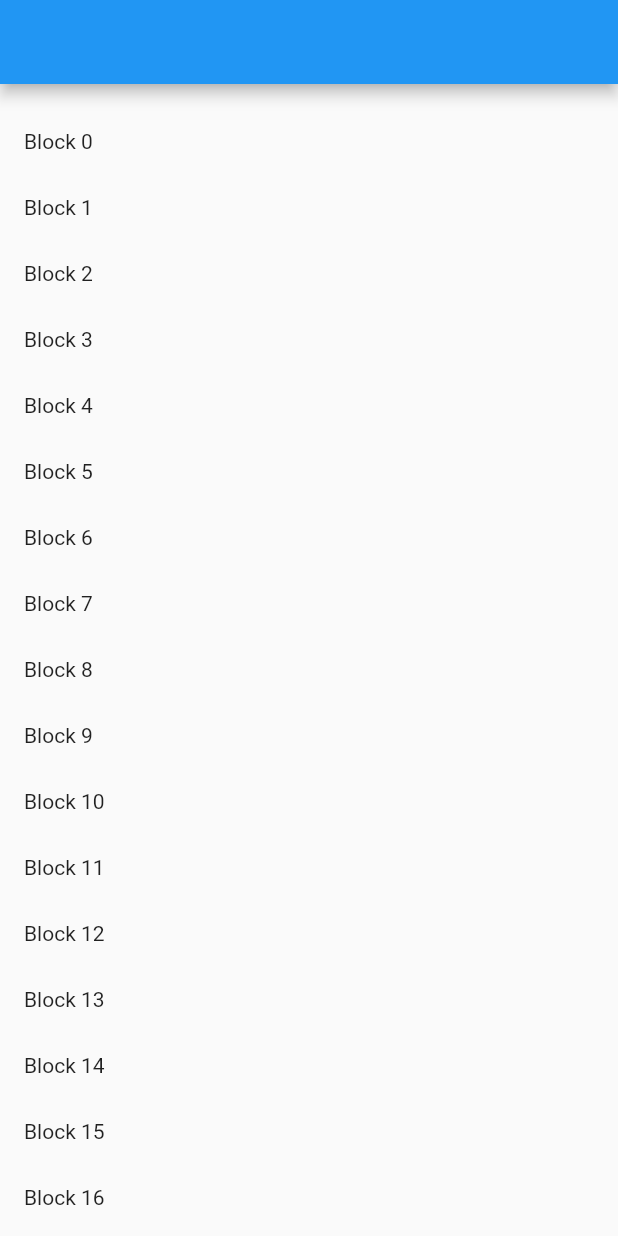
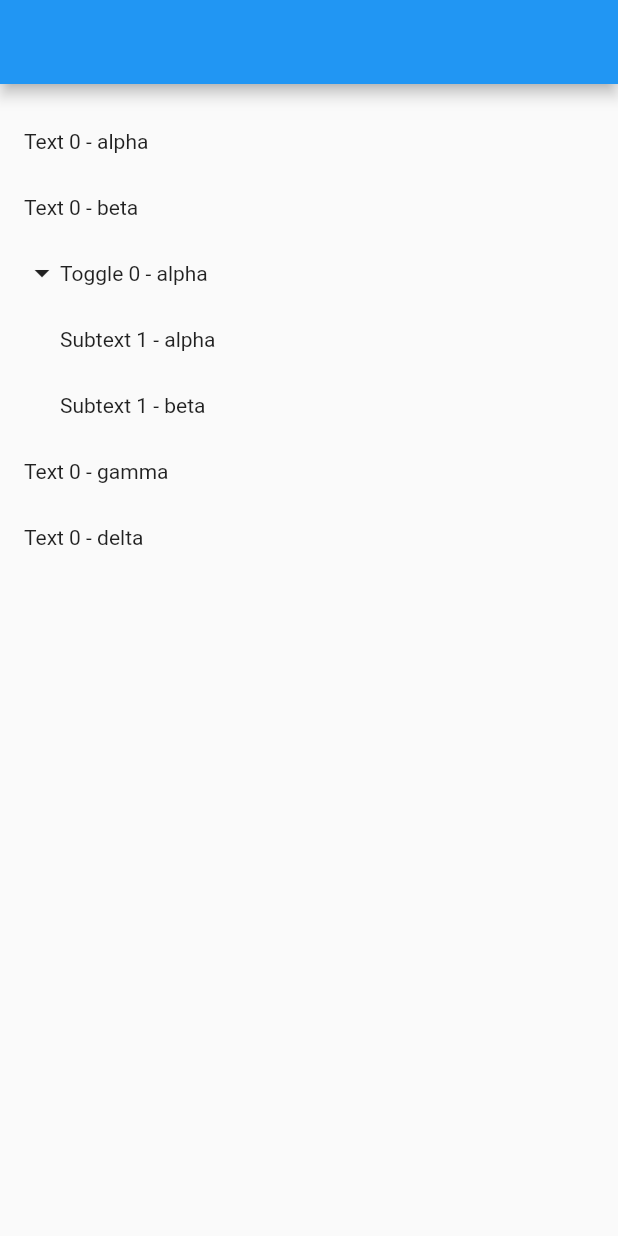
Before and after one commit to MagTuxGit/reordable_expandable_list, a Flutter app: the screen it shows after launch, on a phone screen of 412 x 824 dp. Run offline on Flutter 3.47's test engine with Material 2 defaults, Android fonts, the phone set to English and light mode, and no system bars; our stand-ins replace nanoid.

Commit message:
block nodes model

```diff
--- a/lib/drop_test.dart
+++ b/lib/drop_test.dart
@@ -1,6 +1,8 @@
 import 'dart:math';
 
 import 'package:flutter/material.dart';
+
+import 'model.dart';
 
 class TestDND extends StatefulWidget {
   const TestDND({super.key});
@@ -10,11 +12,17 @@ class TestDND extends StatefulWidget {
 }
 
 class _TestDNDState extends State<TestDND> {
-  List<String> blocks = List.generate(20, (index) => 'Block $index');
+  List<BlockNode> blockNodes = [];
 
   final _listViewKey = GlobalKey<AnimatedListState>();
   final ScrollController _scrollController = ScrollController();
   bool _isDragging = false;
+
+  @override
+  void initState() {
+    super.initState();
+    blockNodes = Data.blockNodes;
+  }
 
   @override
   void dispose() {
@@ -24,28 +32,29 @@ class _TestDNDState extends State<TestDND> {
 
   @override
   Widget build(BuildContext context) {
-    final blocksList = DragTarget<String>(
+    final blocksList = DragTarget<BlockNode>(
       onWillAccept: (data) {
         return true;
       },
       onAccept: (data) {
         setState(() {
-          final indexFrom = blocks.indexOf(data);
-          blocks.removeAt(indexFrom);
+          final indexFrom = blockNodes.indexOf(data);
+          blockNodes.removeAt(indexFrom);
 
-          final indexTo = blocks.length;
-          blocks.insert(indexTo, data);
+          final indexTo = blockNodes.length;
+          blockNodes.insert(indexTo, data);
         });
       },
-      builder: (context, List<String?> footerCandidateData, rejectedData) {
+      builder: (context, List<BlockNode?> footerCandidateData, rejectedData) {
         return AnimatedList(
           key: _listViewKey,
           controller: _scrollController,
-          initialItemCount: blocks.length + 1,
+          initialItemCount: blockNodes.length + 1,
           itemBuilder: (context, index, animation) {
-            if (index == blocks.length) {
-              return DragTarget<String>(
-                builder: (context, List<String?> candidateData, rejectedData) {
+            if (index == blockNodes.length) {
+              return DragTarget<BlockNode>(
+                builder:
+                    (context, List<BlockNode?> candidateData, rejectedData) {
                   return SizedBox(
                       height: 64,
                       child: candidateData.isNotEmpty ||
@@ -59,35 +68,19 @@ class _TestDNDState extends State<TestDND> {
                   return true;
                 },
                 onAccept: (data) {
-                  _replaceBlock(data, blocks.length);
+                  _replaceBlock(data, blockNodes.length);
                 },
               );
             }
 
-            final block = blocks[index];
+            final block = blockNodes[index];
 
-            final blockWidget = Material(
-              color: Colors.transparent,
-              child: Container(
-                height: 44,
-                alignment: Alignment.centerLeft,
-                padding: const EdgeInsets.fromLTRB(16, 4, 16, 4),
-                child: Text(block),
-              ),
-            );
+            final blockWidget = _BlockWidget(block);
 
-            return SizeTransition(
-              sizeFactor: animation,
-              // position: animation.drive(
-              //   Tween(begin: const Offset(1.0, 0.0), end: const Offset(0.0, 0.0)),
-              // ),
-              child: DragTarget<String>(
-                builder: (context, List<String?> candidateData, rejectedData) {
             final draggableWidget = LongPressDraggable(
               data: block,
               axis: Axis.vertical,
               feedback: Opacity(opacity: 0.5, child: blockWidget),
-                    //feedback: blockWidget,
               // childWhenDragging:
               //     Opacity(opacity: 0.2, child: blockWidget),
               childWhenDragging: const SizedBox.shrink(),
@@ -98,7 +91,14 @@ class _TestDNDState extends State<TestDND> {
               child: blockWidget,
             );
 
-                  return Column(
+            return SizeTransition(
+              sizeFactor: animation,
+              child: DragTarget<BlockNode>(
+                builder:
+                    (context, List<BlockNode?> candidateData, rejectedData) {
+                  return Padding(
+                    padding: const EdgeInsets.fromLTRB(16, 0, 16, 0),
+                    child: Column(
                       crossAxisAlignment: CrossAxisAlignment.stretch,
                       children: [
                         if (index == 0) const SizedBox(height: 16),
@@ -110,6 +110,7 @@ class _TestDNDState extends State<TestDND> {
                         ),
                         draggableWidget,
                       ],
+                    ),
                   );
                 },
                 onWillAccept: (data) {
@@ -133,15 +134,15 @@ class _TestDNDState extends State<TestDND> {
         ));
   }
 
-  void _replaceBlock(String data, int index) {
+  void _replaceBlock(BlockNode data, int index) {
     setState(() {
-      final indexFrom = blocks.indexOf(data);
-      blocks.removeAt(indexFrom);
+      final indexFrom = blockNodes.indexOf(data);
+      blockNodes.removeAt(indexFrom);
       _listViewKey.currentState?.removeItem(indexFrom, (_, __) => Container(),
           duration: Duration.zero);
 
       final indexTo = indexFrom < index ? index - 1 : index;
-      blocks.insert(indexTo, data);
+      blockNodes.insert(indexTo, data);
       _listViewKey.currentState?.insertItem(indexTo);
     });
   }
@@ -193,3 +194,31 @@ class _DragPlaceholder extends StatelessWidget {
     );
   }
 }
+
+class _BlockWidget extends StatelessWidget {
+  final BlockNode blockNode;
+
+  const _BlockWidget(this.blockNode);
+
+  @override
+  Widget build(BuildContext context) {
+    return Material(
+      color: Colors.transparent,
+      child: Padding(
+        padding: EdgeInsets.only(left: blockNode.listLevel * 24),
+        child: Row(
+          children: [
+            if (blockNode.isToggleList)
+              const Icon(Icons.arrow_drop_down),
+            Container(
+              height: 44,
+              alignment: Alignment.centerLeft,
+              padding: const EdgeInsets.fromLTRB(0, 4, 0, 4),
+              child: Text(blockNode.value),
+            ),
+          ],
+        ),
+      ),
+    );
+  }
+}
--- a/lib/model.dart
+++ b/lib/model.dart
@@ -7,13 +7,22 @@ class Data {
     BlockNode('Toggle 0 - alpha', 0, isToggleList: true),
     BlockNode('Subtext 1 - alpha', 1),
     BlockNode('Subtext 1 - beta', 1),
-    BlockNode('Subtoggle 1 - alpha', 1, isToggleList: true),
-    BlockNode('Subtext 2 - alpha', 2),
-    BlockNode('Subtext 2 - beta', 2),
-    BlockNode('Subtoggle 1 - beta', 1, isToggleList: true),
-    BlockNode('Subtext 2 - alpha', 2),
-    BlockNode('Subtext 2 - beta', 2),
+    BlockNode('Text 0 - gamma', 0),
+    BlockNode('Text 0 - delta', 0),
   ];
+  // static List<BlockNode> blockNodes = [
+  //   BlockNode('Text 0 - alpha', 0),
+  //   BlockNode('Text 0 - beta', 0),
+  //   BlockNode('Toggle 0 - alpha', 0, isToggleList: true),
+  //   BlockNode('Subtext 1 - alpha', 1),
+  //   BlockNode('Subtext 1 - beta', 1),
+  //   BlockNode('Subtoggle 1 - alpha', 1, isToggleList: true),
+  //   BlockNode('Subtext 2 - alpha', 2),
+  //   BlockNode('Subtext 2 - beta', 2),
+  //   BlockNode('Subtoggle 1 - beta', 1, isToggleList: true),
+  //   BlockNode('Subtext 2 - alpha', 2),
+  //   BlockNode('Subtext 2 - beta', 2),
+  // ];
 
   static List<EditorItem> items(List<BlockNode> blockNodes) {
     final List<EditorItem> items = [];
@@ -65,4 +74,12 @@ class BlockNode {
 
   BlockNode(this.value, this.listLevel, {this.isToggleList = false})
       : id = ItemIdUtils.newEntityId();
+
+  @override
+  bool operator ==(Object other) =>
+      identical(this, other) ||
+      other is BlockNode && runtimeType == other.runtimeType && id == other.id;
+
+  @override
+  int get hashCode => id.hashCode;
 }
```
Lines whose indentation alone changed are shown as unchanged.
